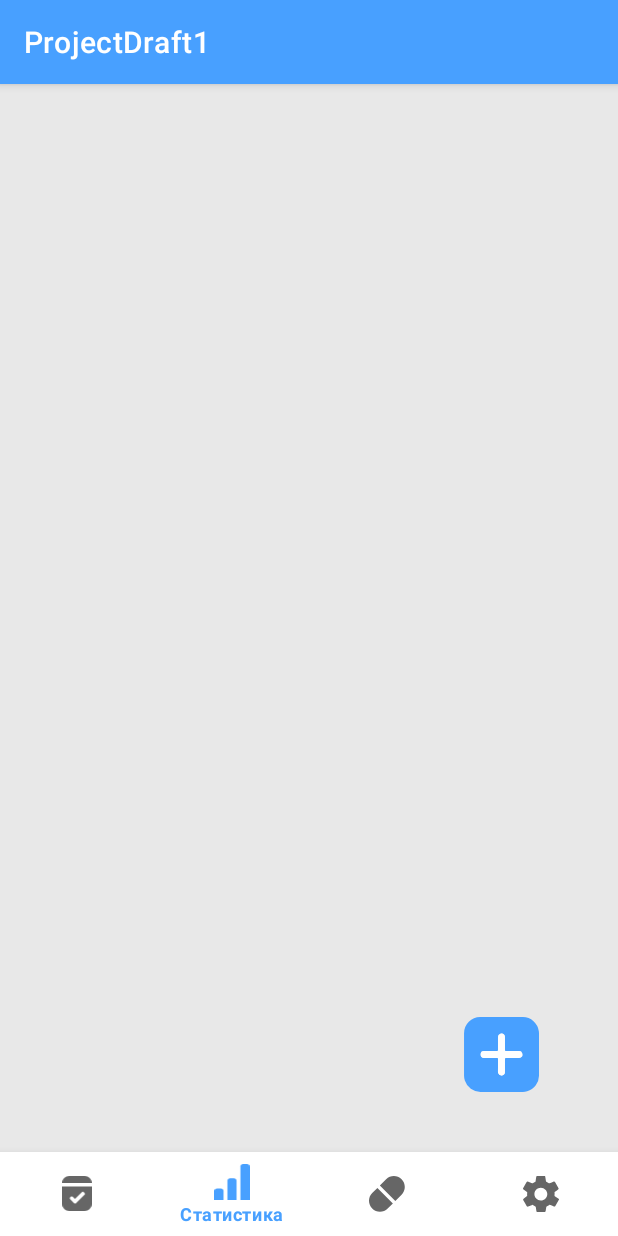
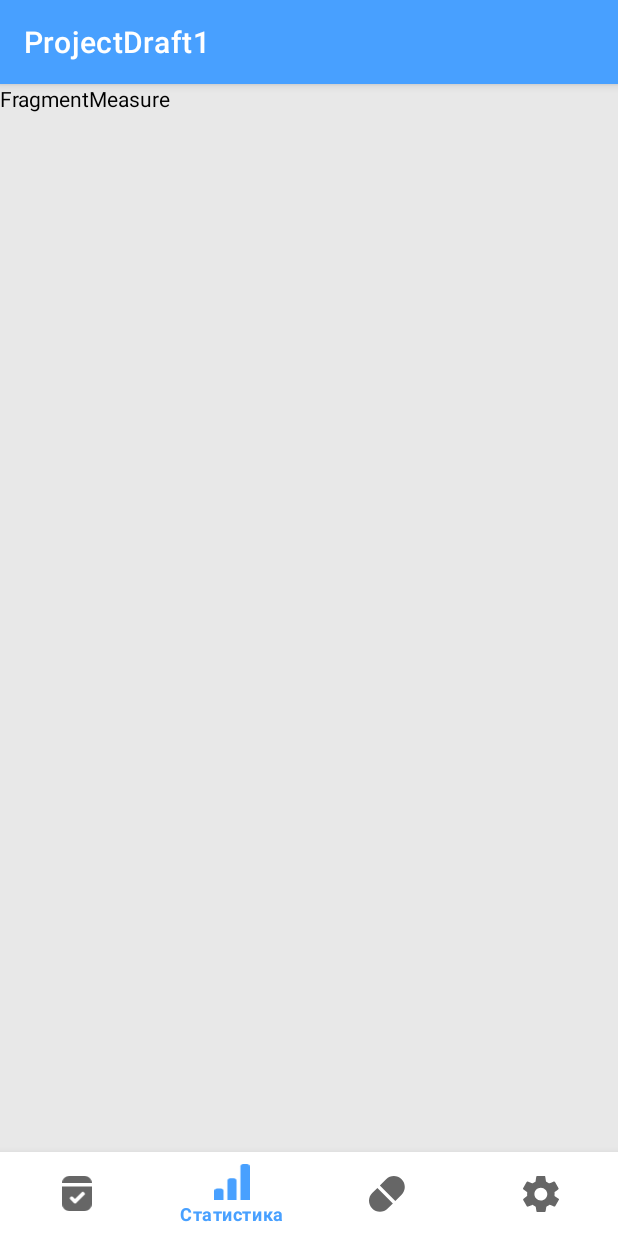
Before and after one commit to zheniaregbl/YourCure, an Android app: the screen it shows after launch (MainActivity), item 2 of the bottom bar chosen, on a phone screen of 412 x 824 dp. Run offline under Robolectric (Android 15) with nearby library versions, the phone set to English and light mode, and no system bars.

Commit message:
Created navigation between Fragments

```diff
--- a/app/src/main/java/com/example/projectdraft1/EditorActivity.kt
+++ b/app/src/main/java/com/example/projectdraft1/EditorActivity.kt
@@ -16,7 +16,6 @@ import android.widget.LinearLayout
 import com.example.projectdraft1.databinding.ActivityEditorBinding
 import kotlinx.android.synthetic.main.activity_editor.*
 import java.util.*
-
 
 class EditorActivity : AppCompatActivity() {
     lateinit var binding: ActivityEditorBinding
--- /dev/null
+++ b/app/src/main/java/com/example/projectdraft1/FragmentMeasurement.kt
@@ -0,0 +1,59 @@
+package com.example.projectdraft1
+
+import android.os.Bundle
+import androidx.fragment.app.Fragment
+import android.view.LayoutInflater
+import android.view.View
+import android.view.ViewGroup
+
+// TODO: Rename parameter arguments, choose names that match
+// the fragment initialization parameters, e.g. ARG_ITEM_NUMBER
+private const val ARG_PARAM1 = "param1"
+private const val ARG_PARAM2 = "param2"
+
+/**
+ * A simple [Fragment] subclass.
+ * Use the [FragmentMeasurement.newInstance] factory method to
+ * create an instance of this fragment.
+ */
+class FragmentMeasurement : Fragment() {
+    // TODO: Rename and change types of parameters
+    private var param1: String? = null
+    private var param2: String? = null
+
+    override fun onCreate(savedInstanceState: Bundle?) {
+        super.onCreate(savedInstanceState)
+        arguments?.let {
+            param1 = it.getString(ARG_PARAM1)
+            param2 = it.getString(ARG_PARAM2)
+        }
+    }
+
+    override fun onCreateView(
+        inflater: LayoutInflater, container: ViewGroup?,
+        savedInstanceState: Bundle?
+    ): View? {
+        // Inflate the layout for this fragment
+        return inflater.inflate(R.layout.fragment_measurement, container, false)
+    }
+
+    companion object {
+        /**
+         * Use this factory method to create a new instance of
+         * this fragment using the provided parameters.
+         *
+         * @param param1 Parameter 1.
+         * @param param2 Parameter 2.
+         * @return A new instance of fragment FragmentMeasurement.
+         */
+        // TODO: Rename and change types and number of parameters
+        @JvmStatic
+        fun newInstance(param1: String, param2: String) =
+            FragmentMeasurement().apply {
+                arguments = Bundle().apply {
+                    putString(ARG_PARAM1, param1)
+                    putString(ARG_PARAM2, param2)
+                }
+            }
+    }
+}
--- /dev/null
+++ b/app/src/main/java/com/example/projectdraft1/FragmentToday.kt
@@ -0,0 +1,22 @@
+package com.example.projectdraft1
+
+import android.os.Bundle
+import androidx.fragment.app.Fragment
+import android.view.LayoutInflater
+import android.view.View
+import android.view.ViewGroup
+
+class FragmentToday : Fragment() {
+
+    override fun onCreateView(
+        inflater: LayoutInflater, container: ViewGroup?,
+        savedInstanceState: Bundle?
+    ): View? {
+        return inflater.inflate(R.layout.fragment_today, container, false)
+    }
+
+    companion object {
+        @JvmStatic
+        fun newInstance() = FragmentToday()
+    }
+}
--- a/app/src/main/java/com/example/projectdraft1/MainActivity.kt
+++ b/app/src/main/java/com/example/projectdraft1/MainActivity.kt
@@ -1,39 +1,46 @@
 package com.example.projectdraft1
 
-import android.content.Intent
 import androidx.appcompat.app.AppCompatActivity
 import android.os.Bundle
-import androidx.activity.result.ActivityResultLauncher
-import androidx.activity.result.contract.ActivityResultContracts
-import androidx.recyclerview.widget.LinearLayoutManager
+import android.widget.Toast
+import androidx.fragment.app.Fragment
 import com.example.projectdraft1.databinding.ActivityMainBinding
+import com.google.android.material.bottomnavigation.BottomNavigationView
 
 @Suppress("DEPRECATION")
 class MainActivity : AppCompatActivity() {
     lateinit var binding: ActivityMainBinding
-    private val adapter = MedicationAdapter()
-    private var editLauncher: ActivityResultLauncher<Intent>? = null
 
     override fun onCreate(savedInstanceState: Bundle?) {
         super.onCreate(savedInstanceState)
         binding = ActivityMainBinding.inflate(layoutInflater)
         setContentView(binding.root)
 
-        init()
+        binding.bNav.setOnItemSelectedListener {
+            when(it.itemId){
+                R.id.today -> {
+                    openFragment(FragmentToday())
+                }
+                R.id.statistics -> {
+                    openFragment(FragmentMeasurement())
+                }
+                R.id.pill -> {
+                    openFragment(FragmentMedicine())
+                }
+                R.id.setting -> {
+                    openFragment(FragmentSettings())
+                }
+            }
 
-        editLauncher = registerForActivityResult(ActivityResultContracts.StartActivityForResult()){
-            if(it.resultCode == RESULT_OK){
-                adapter.addMedication(it.data?.getSerializableExtra("medication") as Medication)
-            }
+            true
         }
+
+        openFragment(FragmentToday())
     }
 
-    private fun init() = with(binding){
-        rcView.layoutManager = LinearLayoutManager(this@MainActivity)
-        rcView.adapter = adapter
-
-        btAdd.setOnClickListener {
-            editLauncher?.launch(Intent(this@MainActivity, EditorActivity::class.java))
-        }
+    private fun openFragment(fragment: Fragment){
+        supportFragmentManager
+            .beginTransaction().replace(R.id.placeHolder, fragment)
+            .commit()
     }
 }
--- a/app/src/main/res/layout/activity_main.xml
+++ b/app/src/main/res/layout/activity_main.xml
@@ -7,33 +7,16 @@
     android:background="@color/grey_background_layout"
     tools:context=".MainActivity">
 
-    <androidx.recyclerview.widget.RecyclerView
-        android:id="@+id/rcView"
-        android:layout_width="0dp"
+    <FrameLayout
+        android:id="@+id/placeHolder"
+        android:layout_width="match_parent"
         android:layout_height="0dp"
-        android:layout_marginStart="20dp"
-        android:layout_marginTop="20dp"
-        android:layout_marginEnd="30dp"
-        android:layout_marginBottom="20dp"
         app:layout_constraintBottom_toTopOf="@+id/bNav"
         app:layout_constraintEnd_toEndOf="parent"
-        app:layout_constraintHorizontal_bias="1.0"
         app:layout_constraintStart_toStartOf="parent"
-        app:layout_constraintTop_toTopOf="parent"
-        app:layout_constraintVertical_bias="0.0" />
+        app:layout_constraintTop_toTopOf="parent">
 
-    <ImageButton
-        android:id="@+id/btAdd"
-        android:layout_width="wrap_content"
-        android:layout_height="wrap_content"
-        android:background="@null"
-        app:layout_constraintBottom_toTopOf="@+id/bNav"
-        app:layout_constraintEnd_toEndOf="parent"
-        app:layout_constraintHorizontal_bias="0.854"
-        app:layout_constraintStart_toStartOf="parent"
-        app:layout_constraintTop_toTopOf="parent"
-        app:layout_constraintVertical_bias="0.94"
-        app:srcCompat="@drawable/ic_add_medication" />
+    </FrameLayout>
 
     <com.google.android.material.bottomnavigation.BottomNavigationView
         android:id="@+id/bNav"
--- /dev/null
+++ b/app/src/main/res/layout/fragment_measurement.xml
@@ -0,0 +1,15 @@
+<?xml version="1.0" encoding="utf-8"?>
+<FrameLayout xmlns:android="http://schemas.android.com/apk/res/android"
+    xmlns:tools="http://schemas.android.com/tools"
+    android:layout_width="match_parent"
+    android:layout_height="match_parent"
+    tools:context=".FragmentMeasurement">
+
+    <!-- TODO: Update blank fragment layout -->
+    <TextView
+        android:layout_width="match_parent"
+        android:layout_height="match_parent"
+        android:text="FragmentMeasure"
+        android:textColor="@color/black" />
+
+</FrameLayout>
--- a/app/src/main/res/values/strings.xml
+++ b/app/src/main/res/values/strings.xml
@@ -7,4 +7,6 @@
         <item>4 раза в день</item>
         <item>5 раз в день</item>
     </string-array>
+    <!-- TODO: Remove or change this placeholder text -->
+    <string name="hello_blank_fragment">Hello blank fragment</string>
 </resources>
```
Also changed, not shown: app/src/main/java/com/example/projectdraft1/FragmentMedicine.kt (added, +59 -0 lines), app/src/main/java/com/example/projectdraft1/FragmentSettings.kt (added, +59 -0 lines), app/src/main/res/layout/fragment_medicine.xml (added, +15 -0 lines), app/src/main/res/layout/fragment_settings.xml (added, +15 -0 lines), app/src/main/res/layout/fragment_today.xml (added, +15 -0 lines).
